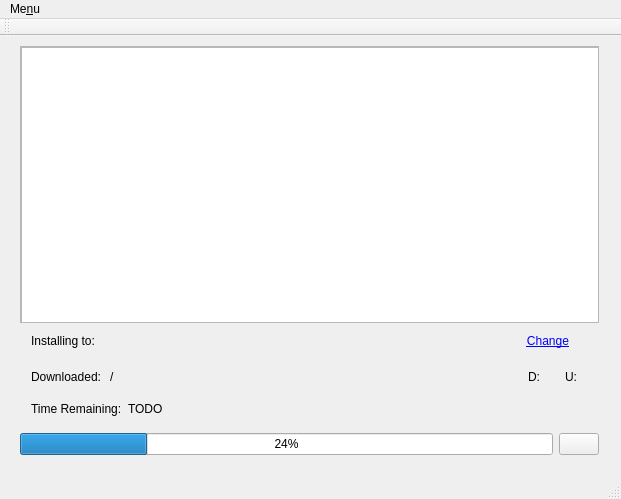
Above: mainwindow.ui from Unvanquished/updater before the change. Below: the same form after it.
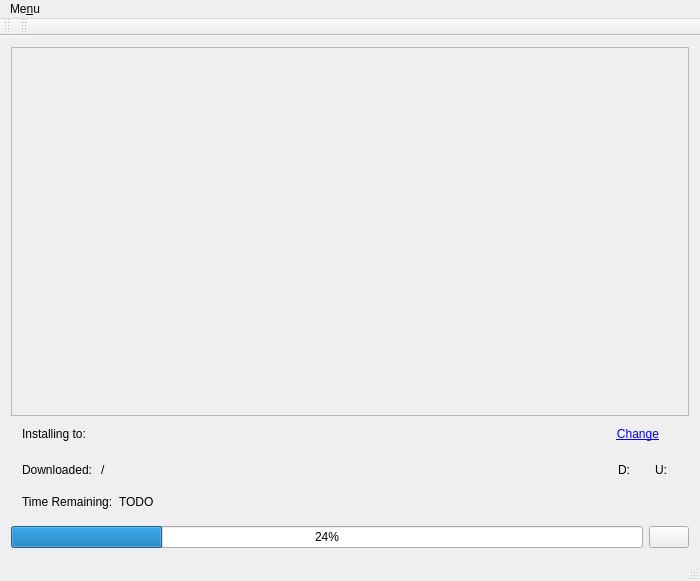
That is the form after the change.

Commit message: Undo bad changes to mainwindow.ui

```diff
--- a/mainwindow.ui
+++ b/mainwindow.ui
@@ -6,23 +6,14 @@
    <rect>
     <x>0</x>
     <y>0</y>
-    <width>621</width>
-    <height>499</height>
+    <width>700</width>
+    <height>581</height>
    </rect>
   </property>
   <property name="windowTitle">
    <string>MainWindow</string>
   </property>
   <widget class="QWidget" name="centralWidget">
-   <widget class="QWidget" name="gridLayoutWidget">
-    <property name="geometry">
-     <rect>
-      <x>9</x>
-      <y>-1</y>
-      <width>601</width>
-      <height>431</height>
-     </rect>
-    </property>
     <layout class="QGridLayout" name="gridLayout" rowstretch="0,0,0,0,0" columnstretch="0,0">
      <item row="4" column="0">
       <widget class="QProgressBar" name="progressBar">
@@ -37,39 +28,6 @@
        </property>
       </widget>
      </item>
-     <item row="0" column="0" colspan="2">
-      <widget class="QScrollArea" name="scrollArea">
-       <property name="widgetResizable">
-        <bool>true</bool>
-       </property>
-       <widget class="QWidget" name="scrollAreaWidgetContents">
-        <property name="geometry">
-         <rect>
-          <x>0</x>
-          <y>0</y>
-          <width>597</width>
-          <height>309</height>
-         </rect>
-        </property>
-        <property name="sizePolicy">
-         <sizepolicy hsizetype="Minimum" vsizetype="Minimum">
-          <horstretch>0</horstretch>
-          <verstretch>0</verstretch>
-         </sizepolicy>
-        </property>
-        <widget class="QListView" name="listView">
-         <property name="geometry">
-          <rect>
-           <x>0</x>
-           <y>0</y>
-           <width>601</width>
-           <height>311</height>
-          </rect>
-         </property>
-        </widget>
-       </widget>
-      </widget>
-     </item>
      <item row="3" column="0" colspan="2">
       <widget class="QWidget" name="horizontalWidget_2" native="true">
        <layout class="QHBoxLayout" name="horizontalLayout_2">
@@ -223,9 +181,6 @@
          <verstretch>0</verstretch>
         </sizepolicy>
        </property>
-       <property name="text">
-        <string/>
-       </property>
       </widget>
      </item>
      <item row="1" column="0" colspan="2">
@@ -237,8 +192,8 @@
         <item>
          <widget class="QLabel" name="label_2">
           <property name="sizePolicy">
-           <sizepolicy hsizetype="Maximum" vsizetype="Maximum">
-            <horstretch>1</horstretch>
+          <sizepolicy hsizetype="Maximum" vsizetype="Preferred">
+           <horstretch>0</horstretch>
             <verstretch>0</verstretch>
            </sizepolicy>
           </property>
@@ -277,22 +232,38 @@
        </layout>
       </widget>
      </item>
-    </layout>
-    <zorder>progressBar</zorder>
-    <zorder>scrollArea</zorder>
-    <zorder>updateButton</zorder>
-    <zorder>horizontalWidget</zorder>
-    <zorder>horizontalWidget_2</zorder>
-    <zorder>horizontalWidget</zorder>
-   </widget>
+    <item row="0" column="0" colspan="2">
+     <widget class="QScrollArea" name="scrollArea">
+      <property name="widgetResizable">
+       <bool>true</bool>
+      </property>
+      <widget class="QWidget" name="scrollAreaWidgetContents">
+       <property name="geometry">
+        <rect>
+         <x>0</x>
+         <y>0</y>
+         <width>682</width>
+         <height>382</height>
+        </rect>
+       </property>
+       <property name="sizePolicy">
+        <sizepolicy hsizetype="Minimum" vsizetype="Minimum">
+         <horstretch>0</horstretch>
+         <verstretch>0</verstretch>
+        </sizepolicy>
+       </property>
+      </widget>
+     </widget>
+    </item>
+   </layout>
   </widget>
   <widget class="QMenuBar" name="menuBar">
    <property name="geometry">
     <rect>
      <x>0</x>
      <y>0</y>
-     <width>621</width>
-     <height>19</height>
+     <width>700</width>
+     <height>20</height>
     </rect>
    </property>
    <widget class="QMenu" name="menuUnvanquished_Launcher">
@@ -313,6 +284,17 @@
    </attribute>
   </widget>
   <widget class="QStatusBar" name="statusBar"/>
+  <widget class="QToolBar" name="toolBar">
+   <property name="windowTitle">
+    <string>toolBar</string>
+   </property>
+   <attribute name="toolBarArea">
+    <enum>TopToolBarArea</enum>
+   </attribute>
+   <attribute name="toolBarBreak">
+    <bool>false</bool>
+   </attribute>
+  </widget>
   <action name="actionQuit">
    <property name="text">
     <string>&amp;Quit</string>
```
Lines whose indentation alone changed are shown as unchanged.
